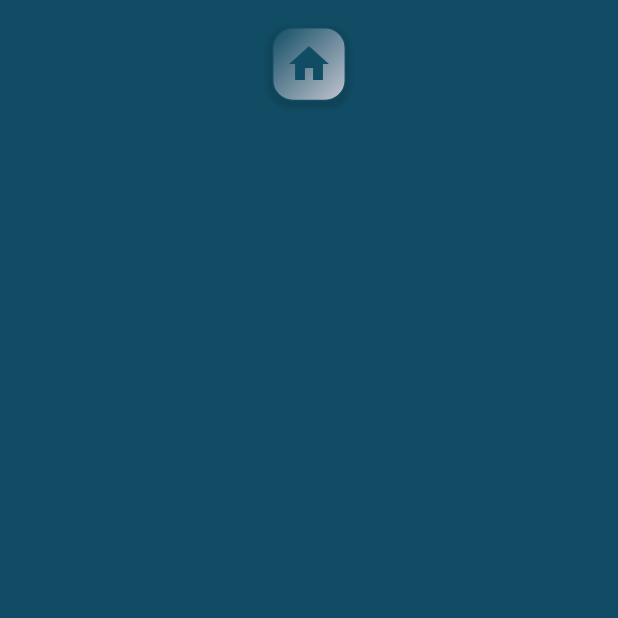
After one commit to denissavishchev/day, a Flutter app: the HabitHistoryScreen screen opened directly, on a phone screen of 412 x 824 dp, the top half of it. The commit adds this screen. Run offline on Flutter 3.47's test engine with Material 3 defaults, Android fonts, the phone set to English and light mode, and no system bars; our stand-ins replace awesome_notifications, hive, hive_flutter, permission_handler, shared_preferences; accounts and stored records are empty.

Commit message:
habit history screen

```diff
--- a/lib/main.dart
+++ b/lib/main.dart
@@ -4,6 +4,7 @@ import 'package:hive_flutter/adapters.dart';
 import 'package:provider/provider.dart';
 import 'main_provider.dart';
 import 'models/future_model.dart';
+import 'models/habit_history_model.dart';
 import 'models/habits_model.dart';
 import 'models/history_model.dart';
 import 'models/tasks_model.dart';
@@ -17,10 +18,12 @@ Future main() async{
   Hive.registerAdapter(HistoryModelAdapter());
   Hive.registerAdapter(HabitsModelAdapter());
   Hive.registerAdapter(FutureModelAdapter());
+  Hive.registerAdapter(HabitHistoryModelAdapter());
   await Hive.openBox<TasksModel>('tasks');
   await Hive.openBox<HistoryModel>('stories');
   await Hive.openBox<HabitsModel>('habit');
   await Hive.openBox<FutureModel>('futures');
+  await Hive.openBox<HabitHistoryModel>('habitHistory');
   await Hive.openBox('plans');
   await Permission.notification.isDenied.then((value) {
     if (value) {
--- a/lib/models/boxes.dart
+++ b/lib/models/boxes.dart
@@ -1,3 +1,4 @@
+import 'package:day/models/habit_history_model.dart';
 import 'package:day/models/tasks_model.dart';
 import 'package:hive/hive.dart';
 import 'future_model.dart';
@@ -13,4 +14,6 @@ class Boxes {
       Hive.box<HabitsModel>('habit');
   static Box<FutureModel> addFutureToBase() =>
       Hive.box<FutureModel>('futures');
+  static Box<HabitHistoryModel> addHabitHistoryToBase() =>
+      Hive.box<HabitHistoryModel>('habitHistory');
 }
--- /dev/null
+++ b/lib/models/habit_history_model.dart
@@ -0,0 +1,18 @@
+import 'package:hive/hive.dart';
+part 'habit_history_model.g.dart';
+
+@HiveType(typeId: 23)
+class HabitHistoryModel extends HiveObject{
+  @HiveField(0)
+  late String name;
+  @HiveField(1)
+  late String startTime;
+  @HiveField(2)
+  late String endTime;
+  @HiveField(3)
+  late String totalDays;
+  @HiveField(4)
+  late String goodDays;
+  @HiveField(5)
+  late String badDays;
+}
--- /dev/null
+++ b/lib/screens/habbit_history_screen.dart
@@ -0,0 +1,56 @@
+import 'package:day/constants.dart';
+import 'package:day/screens/habits_screen.dart';
+import 'package:flutter/material.dart';
+import 'package:hive_flutter/adapters.dart';
+import '../models/boxes.dart';
+import '../models/habit_history_model.dart';
+import '../widgets/button_widget.dart';
+import '../widgets/habit_history_container_widget.dart';
+
+class HabitHistoryScreen extends StatelessWidget {
+  const HabitHistoryScreen({super.key});
+
+  @override
+  Widget build(BuildContext context) {
+    Size size = MediaQuery.sizeOf(context);
+    return Scaffold(
+      backgroundColor: kBlue,
+      body: SafeArea(
+        child: Center(
+          child: Column(
+            children: [
+              const SizedBox(height: 18,),
+              ButtonWidget(
+                onTap: () => Navigator.pushReplacement(context,
+                    MaterialPageRoute(builder: (context) =>
+                    const HabitsScreen())),
+                icon: Icons.home,
+              ),
+              const SizedBox(height: 18,),
+              SizedBox(
+                width: size.width,
+                height: size.height * 0.8,
+                child: ValueListenableBuilder<Box<HabitHistoryModel>>(
+                    valueListenable: Boxes.addHabitHistoryToBase().listenable(),
+                    builder: (context, box, _){
+                      final history = box.values.toList().cast<HabitHistoryModel>().reversed.toList();
+                      return ListView.builder(
+                          itemCount: history.length,
+                          itemBuilder: (context, index){
+                            return HabitHistoryContainerWidget(
+                              history: history,
+                              index: index,
+                              box: box,
+                            );
+                          }
+                      );
+                    }
+                ),
+              ),
+            ],
+          ),
+        ),
+      ),
+    );
+  }
+}
```
Also changed, not shown: lib/main_provider.dart (+21 -0 lines), lib/screens/habits_screen.dart (+48 -1 lines), lib/widgets/habit_history_container_widget.dart (added, +138 -0 lines), lib/models/habit_history_model.g.dart (added).
